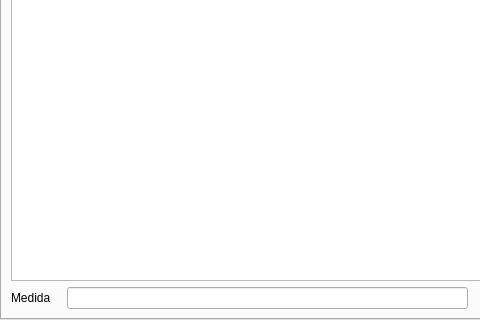
Old version of the form ManagerM/ui_opciones_articulo.ui in the repository janfranco27/TheProyect; both pictures show x 0 to 480 and y 88 to 408 of the 571 by 408 pixel window.
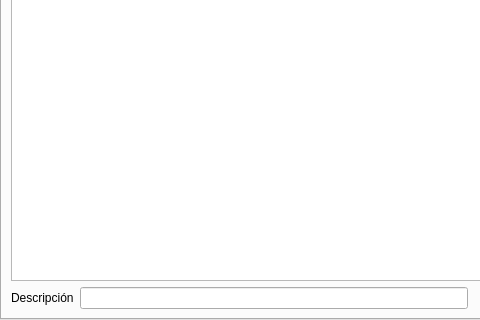
New version of the form. The open tabs and pages were chosen to show the change. Icons and pictures are not drawn.

```diff
--- a/ManagerM/ui_opciones_articulo.ui
+++ b/ManagerM/ui_opciones_articulo.ui
@@ -139,7 +139,7 @@
              </size>
             </property>
             <property name="text">
-             <string>Medida</string>
+             <string>Descripción</string>
             </property>
            </widget>
           </item>
```
Left out of the diff: 6 changed lines with no effect on the pictures.
